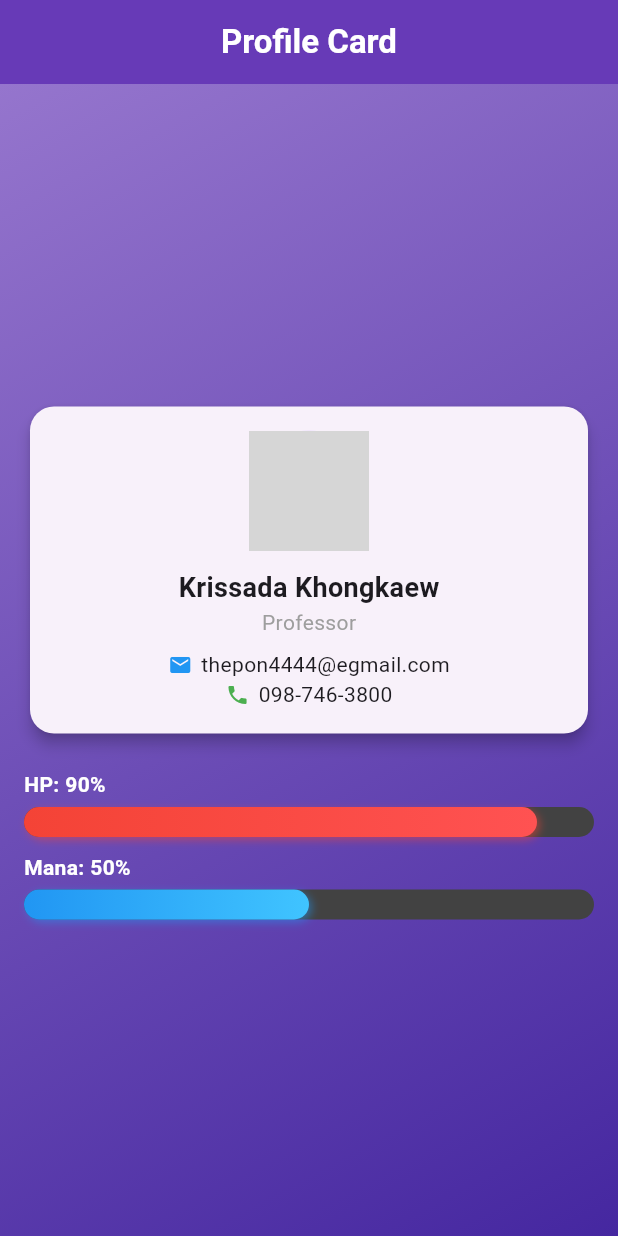
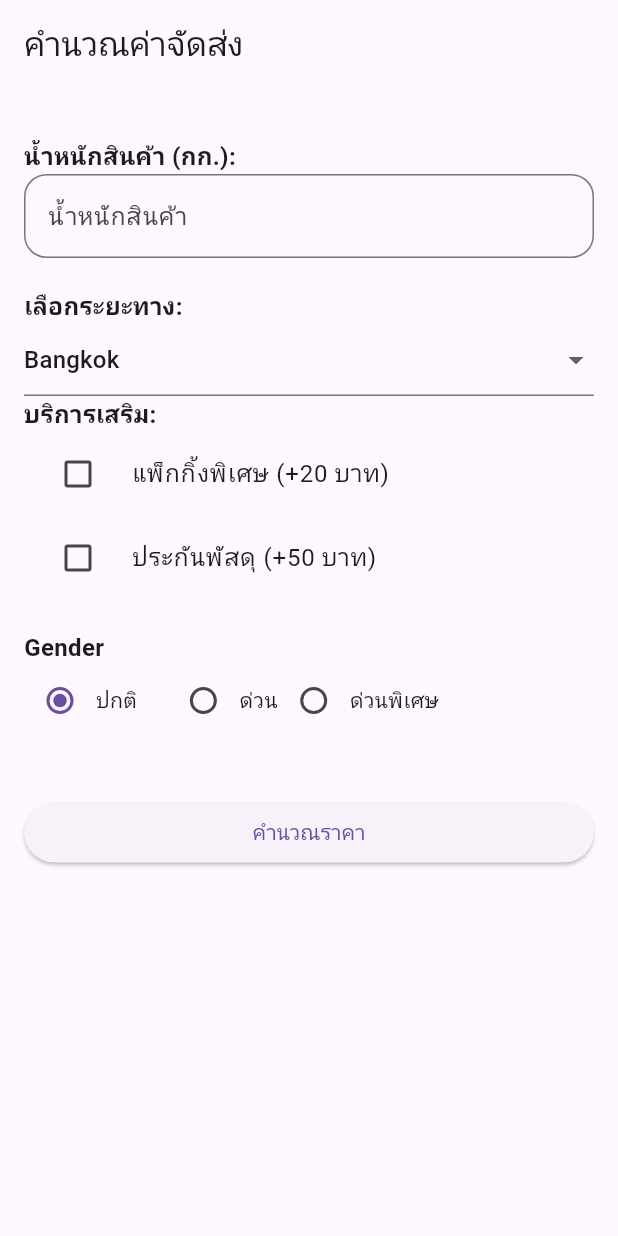
Before and after one commit to wonghernmaa/Flutter_exam_650710668, a Flutter app: the screen it shows after launch, on a phone screen of 412 x 824 dp. Run offline on Flutter 3.47's test engine with Material 3 defaults, Android fonts, the phone set to English and light mode, and no system bars; grey boxes are pictures that could not be loaded.

Commit message:
final_exam650710668

```diff
--- a/lib/main.dart
+++ b/lib/main.dart
@@ -1,111 +1,170 @@
 import 'package:flutter/material.dart';
-import 'package:final_exam_650710668/widget/profile_card.dart';
 
 void main() {
-  runApp(const MyApp());
+  runApp(MaterialApp(
+    home: RegistrationForm(),
+  ));
 }
 
-class MyApp extends StatelessWidget {
-  const MyApp({super.key});
-
+class RegistrationForm extends StatefulWidget {
   @override
-  Widget build(BuildContext context) {
-    return MaterialApp(
-      debugShowCheckedModeBanner: false,
-      theme: ThemeData(
-        colorScheme: ColorScheme.fromSeed(seedColor: Colors.deepPurple),
-        useMaterial3: true,
-      ),
-      home: const ProfileScreen(),
-    );
-  }
+  _RegistrationFormState createState() => _RegistrationFormState();
 }
 
-class ProfileScreen extends StatelessWidget {
-  const ProfileScreen({super.key});
+class _RegistrationFormState extends State<RegistrationForm> {
+  final _formKey = GlobalKey<FormState>();
+
+  String fullName = '';
+  String email = '';
+  String gender = 'Male';
+  String province = 'Bangkok';
+  bool acceptTerms = false;
+
+  final List<String> provinces = [
+    'Bangkok',
+    'Chiang Mai',
+    'Phuket',
+    'Khon Kaen',
+    'Chonburi'
+  ];
 
   @override
   Widget build(BuildContext context) {
     return Scaffold(
-      appBar: AppBar(
-        title: const Text('Profile Card',
-            style: TextStyle(fontWeight: FontWeight.bold)),
-        centerTitle: true,
-        backgroundColor: Colors.deepPurple,
-        foregroundColor: Colors.white,
+      appBar: AppBar(title: Text("คำนวณค่าจัดส่ง")),
+      body: Padding(
+        padding: EdgeInsets.all(16.0),
+        child: Form(
+          key: _formKey,
+          child: ListView(
+            children: [
+              SizedBox(height: 20),
+
+              Text("น้ำหนักสินค้า (กก.):",
+                  style: TextStyle(fontSize: 16, fontWeight: FontWeight.bold)),
+              TextFormField(
+                decoration: const InputDecoration(
+                  hintText: 'น้ำหนักสินค้า',
+                  border: OutlineInputBorder(
+                    borderRadius: BorderRadius.all(Radius.circular(15)),
                   ),
-      body: Container(
-        padding: const EdgeInsets.all(16.0),
-        decoration: BoxDecoration(
-          gradient: LinearGradient(
-            colors: [Colors.deepPurple.shade300, Colors.deepPurple.shade800],
-            begin: Alignment.topLeft,
-            end: Alignment.bottomRight,
+                  focusedBorder: OutlineInputBorder(
+                    borderSide: BorderSide(width: 2.0),
                   ),
                 ),
-        child: Column(
-          mainAxisAlignment: MainAxisAlignment.center,
+                validator: (value) {
+                  if (value == null || value.isEmpty) {
+                    return 'กรุณาใส่น้ำหนักสินค้า';
+                  }
+                  return null;
+                },
+                onChanged: (value) {
+                  print(value);
+                },
+              ), // Full Name
+
+              SizedBox(height: 20),
+
+              Text("เลือกระยะทาง:",
+                  style: TextStyle(fontSize: 16, fontWeight: FontWeight.bold)),
+              DropdownButtonFormField(
+                value: province,
+                items: provinces.map((String item) {
+                  return DropdownMenuItem(
+                    value: item,
+                    child: Text(item),
+                  );
+                }).toList(),
+                onChanged: (value) {
+                  setState(() {
+                    province = value.toString();
+                  });
+                },
+              ),
+              Text("บริการเสริม:",
+                  style: TextStyle(fontSize: 16, fontWeight: FontWeight.bold)),
+              CheckboxListTile(
+                title: Text("แพ็กกิ้งพิเศษ (+20 บาท)"),
+                value: acceptTerms,
+                onChanged: (value) {
+                  setState(() {
+                    acceptTerms = value!;
+                  });
+                },
+                controlAffinity: ListTileControlAffinity.leading,
+              ),
+
+              CheckboxListTile(
+                title: Text("ประกันพัสดุ (+50 บาท)"),
+                value: acceptTerms,
+                onChanged: (value) {
+                  setState(() {
+                    acceptTerms = value!;
+                  });
+                },
+                controlAffinity: ListTileControlAffinity.leading,
+              ),
+
+              SizedBox(height: 20),
+
+              // Gender Selection
+              Text("Gender",
+                  style: TextStyle(fontSize: 16, fontWeight: FontWeight.bold)),
+              Row(
                 children: [
-            ProfileCard(
-              name: 'Krissada Khongkaew',
-              position: 'Professor',
-              email: 'thepon4444@egmail.com',
-              phoneNumber: '098-746-3800',
-              imageUrl:
-                  'https://scontent.fbkk13-2.fna.fbcdn.net/v/t39.30808-6/481768540_122144629076502717_5660007276847633558_n.jpg?_nc_cat=111&ccb=1-7&_nc_sid=6ee11a&_nc_ohc=dKAhcV_w1RIQ7kNvgFnIzgp&_nc_oc=AdhqFXRFRWAtp1vsQ_RMzaYfHROtliqWj39D8BMnr-qRFEsg36FaWJd7FNrRIoIW1YQ&_nc_zt=23&_nc_ht=scontent.fbkk13-2.fna&_nc_gid=H4zL3_gF1b5ILvxSsrIpEQ&oh=00_AYEzIwUU2cNlR6N6O1xBFPNOsU93T_9f15ijt5NKvK8d7w&oe=67DAA35E',
+                  Radio(
+                    value: "Male",
+                    groupValue: gender,
+                    onChanged: (value) {
+                      setState(() {
+                        gender = value.toString();
+                      });
+                    },
                   ),
-            const SizedBox(height: 20),
-            _buildStatBar('HP', 0.90, Colors.red, Colors.redAccent),
-            const SizedBox(height: 10),
-            _buildStatBar('Mana', 0.5, Colors.blue, Colors.lightBlueAccent),
+                  Text("ปกติ"),
+                  SizedBox(width: 20),
+                  Radio(
+                    value: "Female",
+                    groupValue: gender,
+                    onChanged: (value) {
+                      setState(() {
+                        gender = value.toString();
+                      });
+                    },
+                  ),
+                  Text("ด่วน"),
+                  Radio(
+                    value: "Female",
+                    groupValue: gender,
+                    onChanged: (value) {
+                      setState(() {
+                        gender = value.toString();
+                      });
+                    },
+                  ),
+                  Text("ด่วนพิเศษ"),
                 ],
               ),
-      ),
-    );
+
+              SizedBox(height: 20),
+
+              SizedBox(height: 20),
+
+              // Submit Button
+              ElevatedButton(
+                onPressed: () {
+                  if (_formKey.currentState!.validate() && acceptTerms) {
+                    _formKey.currentState!.save();
+                    print(
+                        "Name: $fullName, Email: $email, Gender: $gender, Province: $province");
                   }
-
-  Widget _buildStatBar(
-      String label, double value, Color startColor, Color endColor) {
-    return Column(
-      crossAxisAlignment: CrossAxisAlignment.start,
-      children: [
-        Text(
-          '$label: ${(value * 100).toInt()}%',
-          style:
-              const TextStyle(color: Colors.white, fontWeight: FontWeight.bold),
-        ),
-        const SizedBox(height: 5),
-        Stack(
-          children: [
-            // แถบสีพื้นหลัง
-            Container(
-              height: 20,
-              decoration: BoxDecoration(
-                color: Colors.grey.shade800,
-                borderRadius: BorderRadius.circular(10),
-              ),
-            ),
-            // แถบ Progress ที่เป็น Gradient
-            FractionallySizedBox(
-              widthFactor: value, // ปรับขนาดตามค่าที่กำหนด (0.75 = 75%)
-              child: Container(
-                height: 20,
-                decoration: BoxDecoration(
-                  borderRadius: BorderRadius.circular(10),
-                  gradient: LinearGradient(colors: [startColor, endColor]),
-                  boxShadow: [
-                    BoxShadow(
-                      color: startColor.withOpacity(0.5),
-                      blurRadius: 4,
-                      offset: const Offset(2, 2),
+                },
+                child: Text("คำนวณราคา"),
               ),
             ],
           ),
         ),
       ),
-          ],
-        ),
-      ],
     );
   }
 }
```
Lines whose indentation alone changed are shown as unchanged.
